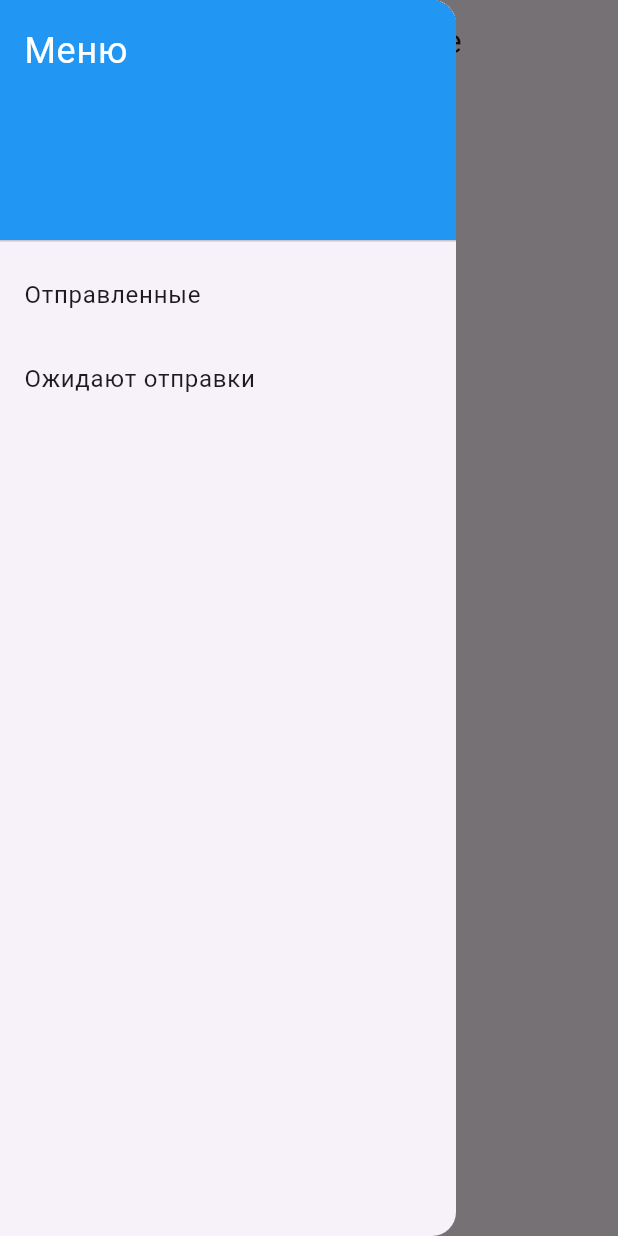
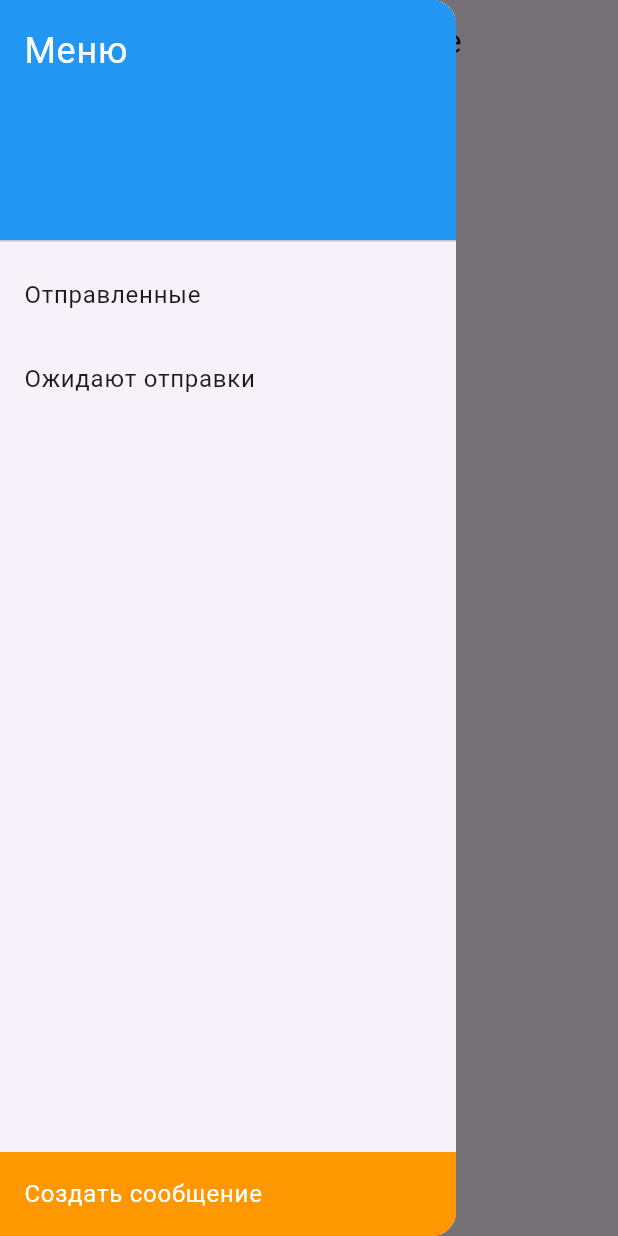
Before and after one commit to AnastasiaAngelova/AtomHack, a Flutter app: the screen it shows after launch, with the side drawer open, on a phone screen of 412 x 824 dp. Run offline on Flutter 3.47's test engine with Material 3 defaults, Android fonts, the light colour scheme and no system bars; our stand-ins replace dio, file_picker.

Commit message:
added mail creator and file uploader

```diff
--- a/flutter_application/lib/src/home/home.dart
+++ b/flutter_application/lib/src/home/home.dart
@@ -1,4 +1,5 @@
 import 'package:flutter/material.dart';
+import 'package:file_picker/file_picker.dart';
 
 import '../settings/settings_view.dart';
 import 'package:dio/dio.dart';
@@ -102,8 +103,13 @@ class ReportPage extends StatelessWidget {
             ),
             Row(children: [
               IconButton(
-                onPressed: () {
-                  print("pressed");
+                onPressed: () async {
+                  FilePickerResult? result =
+                      await FilePicker.platform.pickFiles();
+
+                  if (result != null) {
+                    print(result.files.first.name);
+                  }
                 },
                 icon: const Icon(Icons.upload_file),
               ),
@@ -140,10 +146,11 @@ class SentMailList extends StatelessWidget {
         title: const Text('Отправленные в почте'),
       ),
       drawer: Drawer(
-        child: ListView(
-          padding: EdgeInsets.zero,
+        child: Column(
           children: <Widget>[
-            const DrawerHeader(
+            Container(
+              width: double.infinity, // Растянуть на всю ширину
+              child: DrawerHeader(
                 decoration: BoxDecoration(
                   color: Colors.blue,
                 ),
@@ -152,6 +159,7 @@ class SentMailList extends StatelessWidget {
                   style: TextStyle(
                     color: Colors.white,
                     fontSize: 24,
+                  ),
                 ),
               ),
             ),
@@ -168,10 +176,35 @@ class SentMailList extends StatelessWidget {
                 Navigator.push(
                   context,
                   MaterialPageRoute(
-                    builder: (context) =>  PendingMailList(),
+                    builder: (context) => PendingMailList(),
                   ),
                 );
               },
+            ),
+            Expanded(
+              child: Align(
+                alignment: Alignment.bottomCenter,
+                child: Container(
+                  color: Colors.orange, // Ваш цвет
+                  child: ListTile(
+                    title: const Text(
+                      'Создать сообщение',
+                      style: TextStyle(
+                        color: Colors.white,
+                      ),
+                    ),
+                    onTap: () {
+                      Navigator.pop(context); // Закрыть боковую панель
+                      Navigator.push(
+                        context,
+                        MaterialPageRoute(
+                          builder: (context) => ReportPage(),
+                        ),
+                      );
+                    },
+                  ),
+                ),
+              ),
             ),
           ],
         ),
--- a/flutter_application/pubspec.yaml
+++ b/flutter_application/pubspec.yaml
@@ -11,6 +11,7 @@ environment:
 
 dependencies:
   dio: ^5.4.1
+  file_picker: ^6.2.0
   flutter:
     sdk: flutter
   flutter_localizations:
```
Lines whose indentation alone changed are shown as unchanged.
